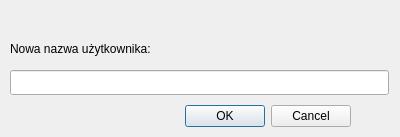
Before: the Qt Designer form src/qt_ui/newnamedialog.ui in Michalmo12345/FlashcardQTApp, drawn with Qt 5.
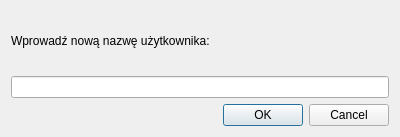
After: the same form once the commit is applied.

Commit message: Add layoutsy, fix full screen scaling

```diff
--- a/src/qt_ui/newnamedialog.ui
+++ b/src/qt_ui/newnamedialog.ui
@@ -13,15 +13,19 @@
   <property name="windowTitle">
    <string>Nowa nazwa użytkownika</string>
   </property>
+  <layout class="QVBoxLayout" name="verticalLayout">
+   <item>
+    <widget class="QLabel" name="label">
+     <property name="text">
+      <string>Wprowadź nową nazwę użytkownika:</string>
+     </property>
+    </widget>
+   </item>
+   <item>
+    <widget class="QLineEdit" name="newUsername"/>
+   </item>
+   <item>
   <widget class="QDialogButtonBox" name="confirmBox">
-   <property name="geometry">
-    <rect>
-     <x>10</x>
-     <y>100</y>
-     <width>341</width>
-     <height>32</height>
-    </rect>
-   </property>
    <property name="orientation">
     <enum>Qt::Horizontal</enum>
    </property>
@@ -29,29 +33,8 @@
     <set>QDialogButtonBox::Cancel|QDialogButtonBox::Ok</set>
    </property>
   </widget>
-  <widget class="QLineEdit" name="newUsername">
-   <property name="geometry">
-    <rect>
-     <x>10</x>
-     <y>70</y>
-     <width>379</width>
-     <height>25</height>
-    </rect>
-   </property>
-  </widget>
-  <widget class="QLabel" name="label">
-   <property name="geometry">
-    <rect>
-     <x>10</x>
-     <y>40</y>
-     <width>201</width>
-     <height>17</height>
-    </rect>
-   </property>
-   <property name="text">
-    <string>Nowa nazwa użytkownika:</string>
-   </property>
-  </widget>
+   </item>
+  </layout>
  </widget>
  <resources/>
  <connections>
```
Lines whose indentation alone changed are shown as unchanged. The commit also changes 2 other files.
